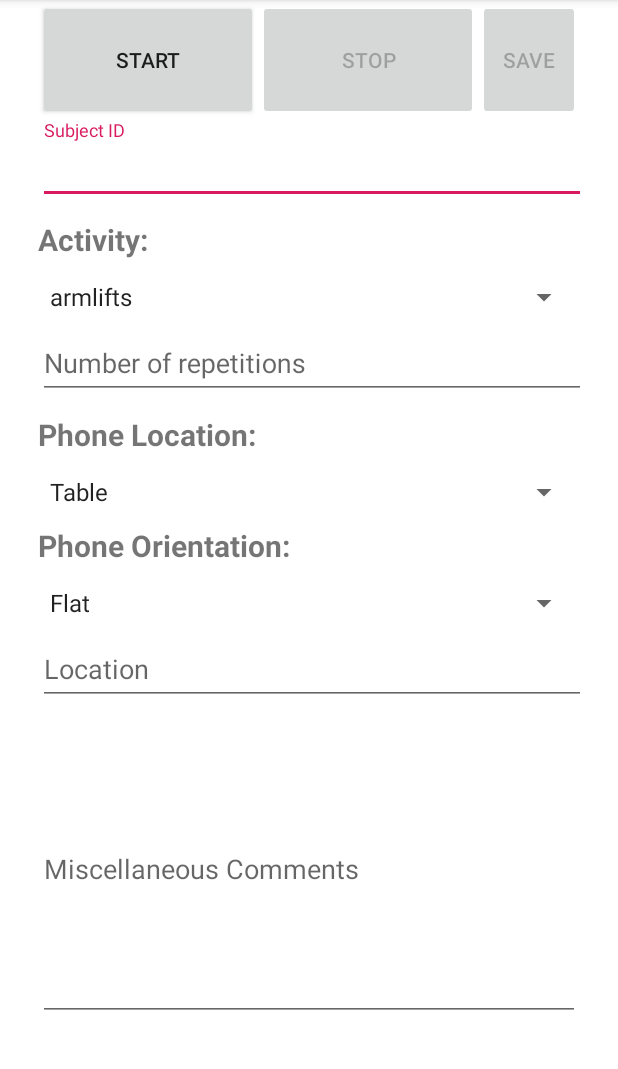
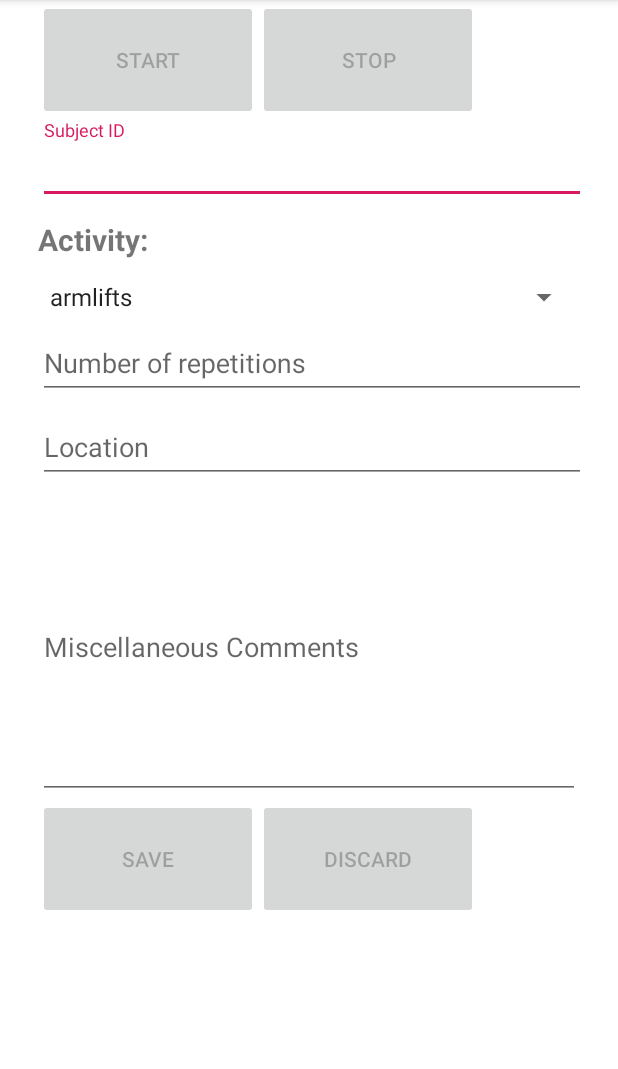
Before and after one commit to abx393/AudioRecord, an Android app: the screen it shows after launch (MainActivity), on a phone screen of 412 x 824 dp, the part 84-1153 px from its top. Run offline under Robolectric (Android 15) with nearby library versions, the light colour scheme and no system bars.

Commit message:
added Discard Button next to Save Button, updated button enable and disable functionality

```diff
--- a/app/src/main/java/com/example/recordaudio/MainActivity.java
+++ b/app/src/main/java/com/example/recordaudio/MainActivity.java
@@ -13,7 +13,9 @@ import android.media.MediaPlayer;
 import android.media.MediaRecorder;
 import android.media.AudioRecord;
 import android.os.Environment;
+import android.text.Editable;
 import android.text.TextUtils;
+import android.text.TextWatcher;
 import android.widget.EditText;
 import android.widget.RelativeLayout;
 import android.widget.Spinner;
@@ -83,15 +85,18 @@ public class MainActivity extends AppCompatActivity {
     private static EditText nameText;
     private static Spinner exerciseSpinner;
     private static EditText repsText;
-    private static Spinner locationSpinner;
-    private static Spinner orientationSpinner;
+    //private static Spinner locationSpinner;
+    //private static Spinner orientationSpinner;
     private static EditText locationText;
     private static EditText commentsText;
+
+    private static boolean dataEntered = false;
 
     private RelativeLayout layoutRoot;
     private Button recordButton;
     private Button stopButton;
     private Button saveButton;
+    private Button discardButton;
 
     private SaveState currentSaveState = NONE_OR_SAVED;
     private TonePlayer tonePlayer;
@@ -161,8 +166,9 @@ public class MainActivity extends AppCompatActivity {
         String exercise = exerciseSpinner.getSelectedItem().toString();
 //        String reps = repsText.getText().toString();
         String reps = repsText.getText().toString();
-        String phoneLocation = locationSpinner.getSelectedItem().toString();
-        String phoneOrientation = orientationSpinner.getSelectedItem().toString();
+        repsText.setText("");
+        //String phoneLocation = locationSpinner.getSelectedItem().toString();
+        //String phoneOrientation = orientationSpinner.getSelectedItem().toString();
         String location = locationText.getText().toString();
         String comments = commentsText.getText().toString();
 
@@ -176,8 +182,8 @@ public class MainActivity extends AppCompatActivity {
             data.put("subject", name);
             data.put("activity", exercise);
             data.put("num_reps", Integer.parseInt(TextUtils.isEmpty(reps) ? "0" : reps));
-            data.put("phoneLocation", phoneLocation);
-            data.put("phoneOrientation", phoneOrientation);
+            //data.put("phoneLocation", phoneLocation);
+            //data.put("phoneOrientation", phoneOrientation);
             data.put("device", getDeviceName());
             data.put("device_type", "phone");
             data.put("location", location);
@@ -267,6 +273,7 @@ public class MainActivity extends AppCompatActivity {
         recordButton = (Button) findViewById(R.id.recordButton);
         stopButton = (Button) findViewById(R.id.stopButton);
         saveButton = (Button) findViewById(R.id.saveButton);
+        discardButton = (Button) findViewById(R.id.discardButton);
 
         //Setting callback methods for button click events
         recordButton.setOnClickListener(new View.OnClickListener() {
@@ -289,9 +296,66 @@ public class MainActivity extends AppCompatActivity {
                 setCurrentSaveState(NONE_OR_SAVED);
             }
         });
+        discardButton.setOnClickListener(new View.OnClickListener() {
+            @Override
+            public void onClick(View view) {
+                repsText.setText("");
+                locationText.setText("");
+                commentsText.setText("");
+                setCurrentSaveState(NONE_OR_SAVED);
+            }
+        });
+
 
         nameText = findViewById(R.id.name);
+
+
+        TextWatcher nameTextWatcher = new TextWatcher() {
+            public void afterTextChanged(Editable s) {
+            }
+
+            public void beforeTextChanged(CharSequence s, int start, int count, int after) {
+            }
+            public void onTextChanged(CharSequence s, int start, int before,
+                                      int count) {
+                if (s.length()==0) {
+                    recordButton.setEnabled(false);
+                } else {
+                    if (dataEntered) {
+                        recordButton.setEnabled(true);
+                    } else {
+                        dataEntered = true;
+                    }
+                }
+
+            }
+        };
+
+        nameText.addTextChangedListener(nameTextWatcher);
+
         repsText = findViewById(R.id.reps);
+        TextWatcher repsTextWatcher = new TextWatcher() {
+            public void afterTextChanged(Editable s) {
+            }
+
+            public void beforeTextChanged(CharSequence s, int start, int count, int after) {
+            }
+            public void onTextChanged(CharSequence s, int start, int before,
+                                      int count) {
+                if (s.length()==0) {
+                    recordButton.setEnabled(false);
+                } else {
+                    if (dataEntered) {
+                        recordButton.setEnabled(true);
+                    } else {
+                        dataEntered = true;
+                    }
+                }
+            }
+        };
+        repsText.addTextChangedListener(repsTextWatcher);
+
+
         locationText = findViewById(R.id.location);
         commentsText = findViewById(R.id.comments);
 
@@ -330,27 +394,29 @@ public class MainActivity extends AppCompatActivity {
         exerciseSpinner.setAdapter(dataAdapter);
 
         //Add options to the "Phone Location" drop down menu
-        locationSpinner = (Spinner) findViewById(R.id.locationSpinner);
-        ArrayList<String> locations = new ArrayList<String>();
-        locations.add("Table");
-        locations.add("Floor");
+        //locationSpinner = (Spinner) findViewById(R.id.locationSpinner);
+        //ArrayList<String> locations = new ArrayList<String>();
+        //locations.add("Table");
+        //locations.add("Floor");
 
-        ArrayAdapter<String> dataAdapter2 = new ArrayAdapter<String>(this, android.R.layout.simple_spinner_item, locations);
-        dataAdapter2.setDropDownViewResource(android.R.layout.simple_spinner_dropdown_item);
-        locationSpinner.setAdapter(dataAdapter2);
+        //ArrayAdapter<String> dataAdapter2 = new ArrayAdapter<String>(this, android.R.layout.simple_spinner_item, locations);
+        //dataAdapter2.setDropDownViewResource(android.R.layout.simple_spinner_dropdown_item);
+        //locationSpinner.setAdapter(dataAdapter2);
 
         //Add options to the "Phone Orientation" drop down menu
-        orientationSpinner = (Spinner) findViewById(R.id.orientationSpinner);
-        ArrayList<String> orientations = new ArrayList<String>();
-        orientations.add("Flat");
-        orientations.add("Upright");
+        //orientationSpinner = (Spinner) findViewById(R.id.orientationSpinner);
+        //ArrayList<String> orientations = new ArrayList<String>();
+        //orientations.add("Flat");
+        //orientations.add("Upright");
 
-        ArrayAdapter<String> dataAdapter3 = new ArrayAdapter<String>(this, android.R.layout.simple_spinner_item, orientations);
-        dataAdapter3.setDropDownViewResource(android.R.layout.simple_spinner_dropdown_item);
-        orientationSpinner.setAdapter(dataAdapter3);
+        //ArrayAdapter<String> dataAdapter3 = new ArrayAdapter<String>(this, android.R.layout.simple_spinner_item, orientations);
+        //dataAdapter3.setDropDownViewResource(android.R.layout.simple_spinner_dropdown_item);
+        //orientationSpinner.setAdapter(dataAdapter3);
 
         tonePlayer = new TonePlayer(this, "chirp_tx.wav");
         setCurrentSaveState(NONE_OR_SAVED);
+
+        //runOnUiThread(updateScreen);
     }
 
     private Runnable updateScreen = new Runnable() {
@@ -365,15 +431,22 @@ public class MainActivity extends AppCompatActivity {
                     break;
                 case SAVEABLE:
                     layoutRoot.setBackgroundColor(Color.GREEN);
-                    recordButton.setEnabled(true);
+                    recordButton.setEnabled(false);
                     stopButton.setEnabled(false);
                     saveButton.setEnabled(true);
+                    discardButton.setEnabled(true);
                     break;
                 case NONE_OR_SAVED:
                     layoutRoot.setBackgroundColor(Color.WHITE);
-                    recordButton.setEnabled(true);
+                    /*if (nameText.getText().toString().length()>0 && repsText.getText().toString().length()>0) {
+                        recordButton.setEnabled(true);
+                    } else {
+                        recordButton.setEnabled(false);
+                    }*/
+                    recordButton.setEnabled(false);
                     stopButton.setEnabled(false);
                     saveButton.setEnabled(false);
+                    discardButton.setEnabled(false);
                     break;
             }
         }
--- a/app/src/main/res/layout/activity_main.xml
+++ b/app/src/main/res/layout/activity_main.xml
@@ -26,13 +26,7 @@
         android:text="Stop"
         android:layout_toRightOf="@id/recordButton"
         />
-    <Button
-        android:id="@+id/saveButton"
-        android:layout_width="220px"
-        android:layout_height="120px"
-        android:text="Save"
-        android:layout_toRightOf="@id/stopButton"
-        />
+
     <com.google.android.material.textfield.TextInputLayout
         android:id="@+id/name_wrapper"
         android:layout_width="wrap_content"
@@ -76,43 +70,12 @@
             android:hint="Number of repetitions"
             android:inputType="number"/>
     </com.google.android.material.textfield.TextInputLayout>
-    <TextView
-        android:layout_width="fill_parent"
-        android:layout_height="wrap_content"
-        android:layout_marginTop="10dip"
-        android:layout_below="@id/reps_wrapper"
-        android:text="Phone Location: "
-        android:textStyle="bold"
-        android:textSize="20sp"
-        android:layout_marginBottom="25dp"/>
-    <Spinner
-        android:id="@+id/locationSpinner"
-        android:layout_width="fill_parent"
-        android:layout_height="wrap_content"
-        android:layout_below="@id/reps_wrapper"
-        android:layout_marginTop="50dp"
-        />
-    <TextView
-        android:layout_width="fill_parent"
-        android:layout_height="wrap_content"
-        android:layout_marginTop="10dip"
-        android:layout_below="@id/locationSpinner"
-        android:text="Phone Orientation: "
-        android:textStyle="bold"
-        android:textSize="20sp"
-        android:layout_marginBottom="25dp"/>
-    <Spinner
-        android:id="@+id/orientationSpinner"
-        android:layout_width="fill_parent"
-        android:layout_height="wrap_content"
-        android:layout_below="@id/locationSpinner"
-        android:layout_marginTop="50dp"
-        />
+
     <com.google.android.material.textfield.TextInputLayout
         android:id="@+id/location_wrapper"
         android:layout_width="wrap_content"
         android:layout_height = "wrap_content"
-        android:layout_below="@id/orientationSpinner">
+        android:layout_below="@id/reps_wrapper">
         <EditText
             android:id="@+id/location"
             android:layout_width="600dp"
@@ -134,5 +97,20 @@
             android:layout_centerVertical="false"
             android:hint="Miscellaneous Comments"/>
     </com.google.android.material.textfield.TextInputLayout>
+    <Button
+        android:id="@+id/saveButton"
+        android:layout_width="220px"
+        android:layout_height="120px"
+        android:text="Save"
+        android:layout_below="@id/comments_wrapper"
+        />
+    <Button
+        android:id="@+id/discardButton"
+        android:layout_width="220px"
+        android:layout_height="120px"
+        android:text="Discard"
+        android:layout_below="@id/comments_wrapper"
+        android:layout_toRightOf="@+id/saveButton"
+        />
     <!--<include layout="@layout/content_main2" />-->
 </RelativeLayout>
```
